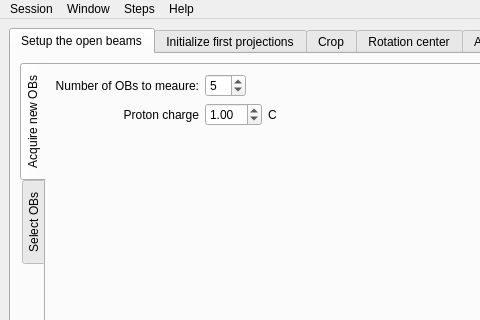
Above: src/hyperctui/ui/main_application.ui from ornlneutronimaging/HyperCTui before the change; both pictures show x 0 to 480 and y 0 to 320 of the 1152 by 843 pixel window. Below: the same form after it.
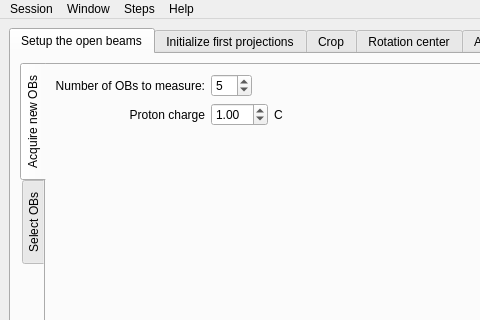
That is the form after the change. The open tabs and pages were chosen to show the change. Icons and pictures are not drawn.

```diff
--- a/src/hyperctui/ui/main_application.ui
+++ b/src/hyperctui/ui/main_application.ui
@@ -58,7 +58,7 @@
               <item row="0" column="0">
                <widget class="QLabel" name="label_14">
                 <property name="text">
-                 <string>Number of OBs to meaure:</string>
+                 <string>Number of OBs to measure:</string>
                 </property>
                 <property name="alignment">
                  <set>Qt::AlignRight|Qt::AlignTrailing|Qt::AlignVCenter</set>
```
